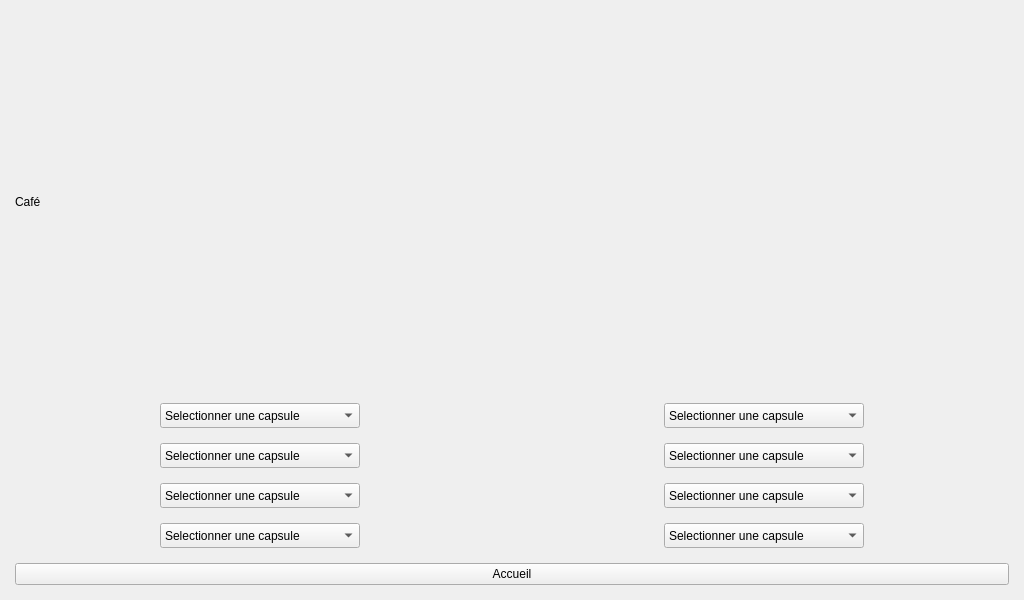
Qt form pikawa-rpi/ihmpikawa.ui (bts-lasalle-avignon-projets/pikawa-2024) before a commit.
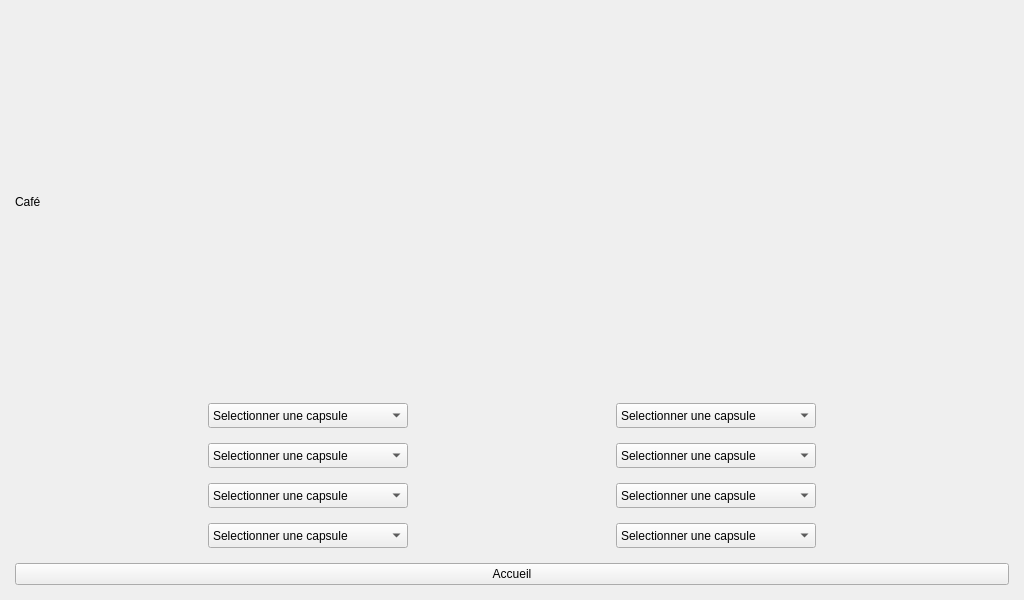
The same form after that commit.

```diff
--- a/pikawa-rpi/ihmpikawa.ui
+++ b/pikawa-rpi/ihmpikawa.ui
@@ -113,8 +113,49 @@
         </item>
         <item>
          <layout class="QGridLayout" name="gridLayout">
+          <item row="8" column="0" alignment="Qt::AlignHCenter">
+           <widget class="QComboBox" name="comboBox_7">
+            <property name="minimumSize">
+             <size>
+              <width>200</width>
+              <height>25</height>
+             </size>
+            </property>
+            <property name="maximumSize">
+             <size>
+              <width>200</width>
+              <height>25</height>
+             </size>
+            </property>
+            <item>
+             <property name="text">
+              <string>Selectionner une capsule </string>
+             </property>
+            </item>
+            <item>
+             <property name="text">
+              <string>Cosi</string>
+             </property>
+            </item>
+            <item>
+             <property name="text">
+              <string>Volluto</string>
+             </property>
+            </item>
+            <item>
+             <property name="text">
+              <string>Ristretto</string>
+             </property>
+            </item>
+            <item>
+             <property name="text">
+              <string>Capriccio</string>
+             </property>
+            </item>
+           </widget>
+          </item>
           <item row="4" column="1" alignment="Qt::AlignHCenter">
-           <widget class="QComboBox" name="comboBox_5">
+           <widget class="QComboBox" name="comboBox_4">
             <property name="minimumSize">
              <size>
               <width>200</width>
@@ -124,6 +165,42 @@
             <property name="maximumSize">
              <size>
               <width>200</width>
+              <height>25</height>
+             </size>
+            </property>
+            <item>
+             <property name="text">
+              <string>Selectionner une capsule </string>
+             </property>
+            </item>
+            <item>
+             <property name="text">
+              <string>Fortissio</string>
+             </property>
+            </item>
+            <item>
+             <property name="text">
+              <string>Vivalto</string>
+             </property>
+            </item>
+            <item>
+             <property name="text">
+              <string>Finezzio</string>
+             </property>
+            </item>
+           </widget>
+          </item>
+          <item row="8" column="1" alignment="Qt::AlignHCenter">
+           <widget class="QComboBox" name="comboBox_8">
+            <property name="minimumSize">
+             <size>
+              <width>200</width>
+              <height>25</height>
+             </size>
+            </property>
+            <property name="maximumSize">
+             <size>
+              <width>250</width>
               <height>25</height>
              </size>
             </property>
@@ -149,7 +226,7 @@
             </item>
            </widget>
           </item>
-          <item row="4" column="0" alignment="Qt::AlignHCenter">
+          <item row="3" column="0">
            <widget class="QComboBox" name="comboBox_1">
             <property name="minimumSize">
              <size>
@@ -190,156 +267,7 @@
             </item>
            </widget>
           </item>
-          <item row="5" column="1" alignment="Qt::AlignHCenter">
-           <widget class="QComboBox" name="comboBox_6">
-            <property name="minimumSize">
-             <size>
-              <width>200</width>
-              <height>25</height>
-             </size>
-            </property>
-            <property name="maximumSize">
-             <size>
-              <width>200</width>
-              <height>25</height>
-             </size>
-            </property>
-            <item>
-             <property name="text">
-              <string>Selectionner une capsule </string>
-             </property>
-            </item>
-            <item>
-             <property name="text">
-              <string>Finezzio</string>
-             </property>
-            </item>
-            <item>
-             <property name="text">
-              <string>Fortissio</string>
-             </property>
-            </item>
-            <item>
-             <property name="text">
-              <string>Rosabaya</string>
-             </property>
-            </item>
-           </widget>
-          </item>
-          <item row="6" column="0" alignment="Qt::AlignHCenter">
-           <widget class="QComboBox" name="comboBox_7">
-            <property name="minimumSize">
-             <size>
-              <width>200</width>
-              <height>25</height>
-             </size>
-            </property>
-            <property name="maximumSize">
-             <size>
-              <width>200</width>
-              <height>25</height>
-             </size>
-            </property>
-            <item>
-             <property name="text">
-              <string>Selectionner une capsule </string>
-             </property>
-            </item>
-            <item>
-             <property name="text">
-              <string>Cosi</string>
-             </property>
-            </item>
-            <item>
-             <property name="text">
-              <string>Volluto</string>
-             </property>
-            </item>
-            <item>
-             <property name="text">
-              <string>Ristretto</string>
-             </property>
-            </item>
-            <item>
-             <property name="text">
-              <string>Capriccio</string>
-             </property>
-            </item>
-           </widget>
-          </item>
-          <item row="5" column="0" alignment="Qt::AlignHCenter">
-           <widget class="QComboBox" name="comboBox_3">
-            <property name="minimumSize">
-             <size>
-              <width>200</width>
-              <height>25</height>
-             </size>
-            </property>
-            <property name="maximumSize">
-             <size>
-              <width>200</width>
-              <height>25</height>
-             </size>
-            </property>
-            <item>
-             <property name="text">
-              <string>Selectionner une capsule </string>
-             </property>
-            </item>
-            <item>
-             <property name="text">
-              <string>Capriccio</string>
-             </property>
-            </item>
-            <item>
-             <property name="text">
-              <string>Roma</string>
-             </property>
-            </item>
-            <item>
-             <property name="text">
-              <string>Vivalto</string>
-             </property>
-            </item>
-           </widget>
-          </item>
-          <item row="3" column="1" alignment="Qt::AlignHCenter">
-           <widget class="QComboBox" name="comboBox_4">
-            <property name="minimumSize">
-             <size>
-              <width>200</width>
-              <height>25</height>
-             </size>
-            </property>
-            <property name="maximumSize">
-             <size>
-              <width>200</width>
-              <height>25</height>
-             </size>
-            </property>
-            <item>
-             <property name="text">
-              <string>Selectionner une capsule </string>
-             </property>
-            </item>
-            <item>
-             <property name="text">
-              <string>Fortissio</string>
-             </property>
-            </item>
-            <item>
-             <property name="text">
-              <string>Vivalto</string>
-             </property>
-            </item>
-            <item>
-             <property name="text">
-              <string>Finezzio</string>
-             </property>
-            </item>
-           </widget>
-          </item>
-          <item row="3" column="0" alignment="Qt::AlignHCenter">
+          <item row="3" column="1">
            <widget class="QComboBox" name="comboBox_2">
             <property name="minimumSize">
              <size>
@@ -380,8 +308,8 @@
             </item>
            </widget>
           </item>
-          <item row="6" column="1" alignment="Qt::AlignHCenter">
-           <widget class="QComboBox" name="comboBox_8">
+          <item row="4" column="0">
+           <widget class="QComboBox" name="comboBox_3">
             <property name="minimumSize">
              <size>
               <width>200</width>
@@ -390,7 +318,7 @@
             </property>
             <property name="maximumSize">
              <size>
-              <width>250</width>
+              <width>200</width>
               <height>25</height>
              </size>
             </property>
@@ -411,7 +339,79 @@
             </item>
             <item>
              <property name="text">
+              <string>Vivalto</string>
+             </property>
+            </item>
+           </widget>
+          </item>
+          <item row="5" column="0">
+           <widget class="QComboBox" name="comboBox_5">
+            <property name="minimumSize">
+             <size>
+              <width>200</width>
+              <height>25</height>
+             </size>
+            </property>
+            <property name="maximumSize">
+             <size>
+              <width>200</width>
+              <height>25</height>
+             </size>
+            </property>
+            <item>
+             <property name="text">
+              <string>Selectionner une capsule </string>
+             </property>
+            </item>
+            <item>
+             <property name="text">
+              <string>Nespresso</string>
+             </property>
+            </item>
+            <item>
+             <property name="text">
               <string>Livanto</string>
+             </property>
+            </item>
+            <item>
+             <property name="text">
+              <string>Vivalto</string>
+             </property>
+            </item>
+           </widget>
+          </item>
+          <item row="5" column="1">
+           <widget class="QComboBox" name="comboBox_6">
+            <property name="minimumSize">
+             <size>
+              <width>200</width>
+              <height>25</height>
+             </size>
+            </property>
+            <property name="maximumSize">
+             <size>
+              <width>200</width>
+              <height>25</height>
+             </size>
+            </property>
+            <item>
+             <property name="text">
+              <string>Selectionner une capsule </string>
+             </property>
+            </item>
+            <item>
+             <property name="text">
+              <string>Finezzio</string>
+             </property>
+            </item>
+            <item>
+             <property name="text">
+              <string>Fortissio</string>
+             </property>
+            </item>
+            <item>
+             <property name="text">
+              <string>Rosabaya</string>
              </property>
             </item>
            </widget>
```
Left out of the diff: 12 changed lines with no effect on the pictures.
